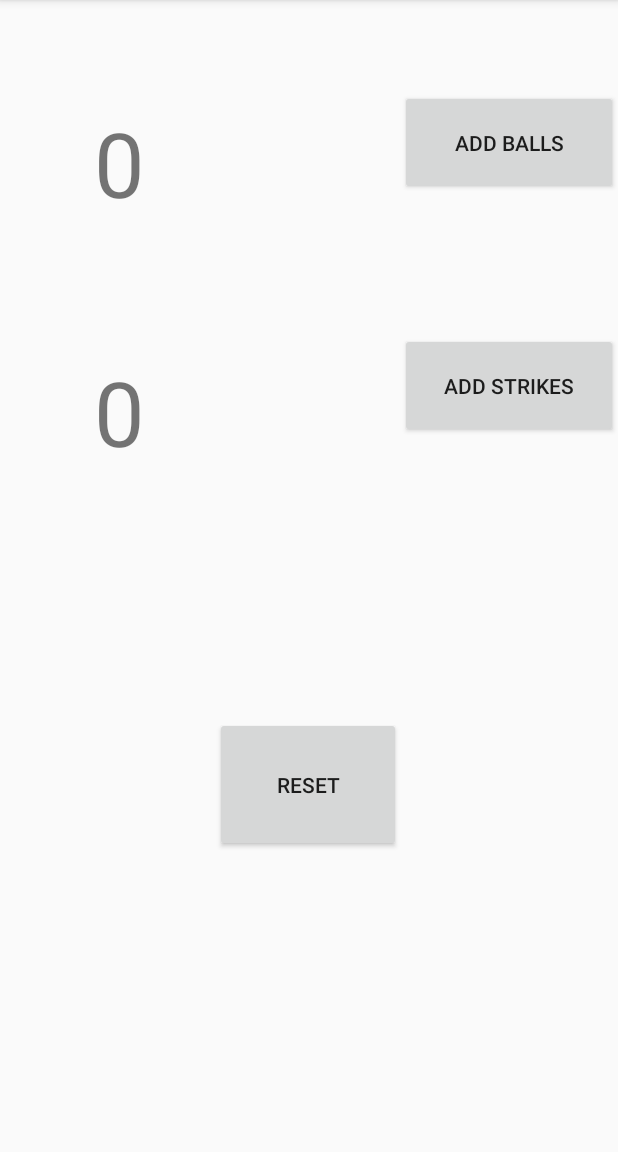
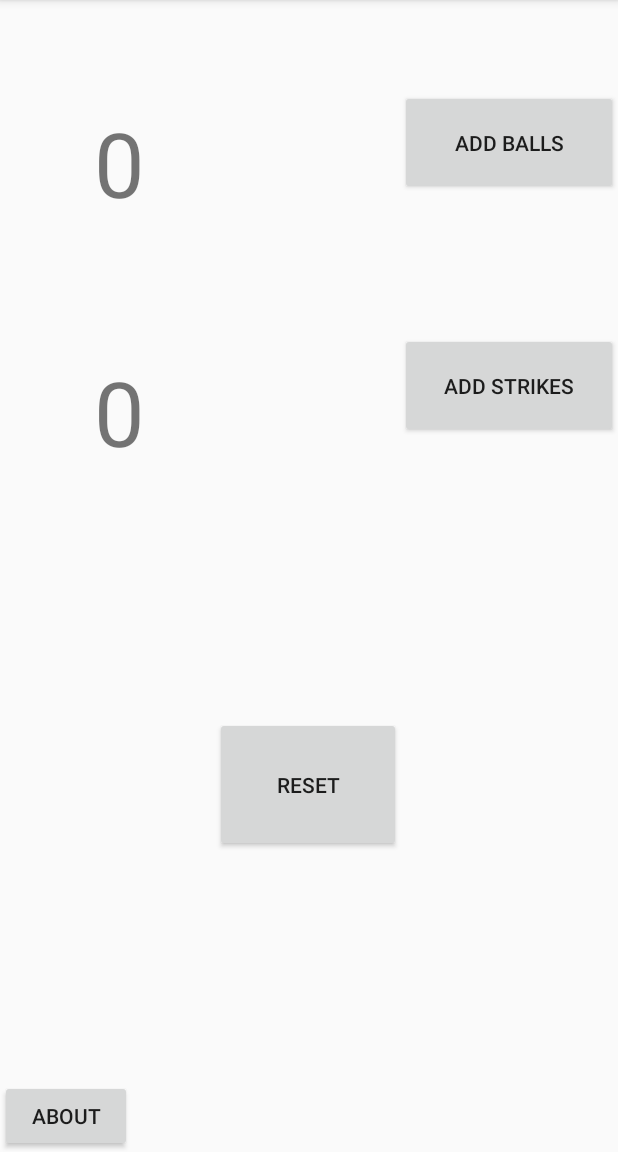
Before and after one commit to night2wolf/CS449, an Android app: the screen it shows after launch (MainActivity), on a phone screen of 412 x 824 dp, the part 84-1236 px from its top. Run offline under Robolectric (Android 15) with nearby library versions, the phone set to English and light mode, and no system bars.

Commit message:
Umpire Buddy 2.0

```diff
--- a/UmpireBuddyV1/app/src/main/AndroidManifest.xml
+++ b/UmpireBuddyV1/app/src/main/AndroidManifest.xml
@@ -16,6 +16,8 @@
                 <category android:name="android.intent.category.LAUNCHER" />
             </intent-filter>
         </activity>
+
+
     </application>
 
 </manifest>
--- a/UmpireBuddyV1/app/src/main/res/layout/activity_main.xml
+++ b/UmpireBuddyV1/app/src/main/res/layout/activity_main.xml
@@ -57,4 +57,12 @@
         app:layout_constraintStart_toStartOf="parent"
         app:layout_constraintTop_toBottomOf="@+id/BallsTextView" />
 
+    <Button
+        android:id="@+id/aboutButton"
+        android:layout_width="wrap_content"
+        android:layout_height="wrap_content"
+        android:text="@string/About"
+        app:layout_constraintBottom_toBottomOf="parent"
+        app:layout_constraintStart_toStartOf="parent" />
+
 </androidx.constraintlayout.widget.ConstraintLayout>
--- a/UmpireBuddyV1/app/src/main/res/values/strings.xml
+++ b/UmpireBuddyV1/app/src/main/res/values/strings.xml
@@ -3,4 +3,5 @@
     <string name="Reset">Reset</string>
     <string name="BallBtn">Add Balls</string>
     <string name="StrikeBtn">Add Strikes</string>
+    <string name="About">About</string>
 </resources>
--- a/UmpireBuddyV1/app/src/main/res/values/styles.xml
+++ b/UmpireBuddyV1/app/src/main/res/values/styles.xml
@@ -7,5 +7,8 @@
         <item name="colorPrimaryDark">@color/colorPrimaryDark</item>
         <item name="colorAccent">@color/colorAccent</item>
     </style>
-
+<style name="AppTheme.CustomTheme" >
+    <item name="android:windowIsTranslucent">true</item>
+    <item name="android:windowCloseOnTouchOutside">true</item>
+</style>
 </resources>
```
Also changed, not shown: UmpireBuddyV1/app/src/main/java/com/example/umpirebuddyv1_tklinkenberg/AboutDialog.java (added, +22 -0 lines), UmpireBuddyV1/app/src/main/java/com/example/umpirebuddyv1_tklinkenberg/BallDialog.java (added, +21 -0 lines), UmpireBuddyV1/app/src/main/java/com/example/umpirebuddyv1_tklinkenberg/MainActivity.java (+35 -7 lines), UmpireBuddyV1/app/src/main/java/com/example/umpirebuddyv1_tklinkenberg/strikeDialog.java (added, +21 -0 lines).
